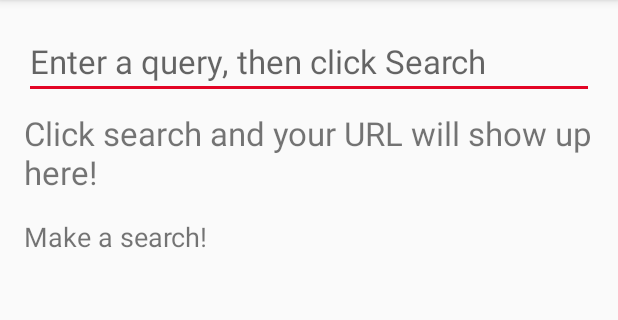
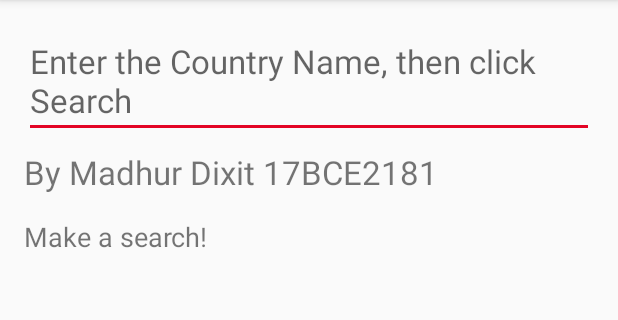
Before and after one commit to Chester-King/News-App, an Android app: the screen it shows after launch (MainActivity), on a phone screen of 412 x 824 dp, the part 84-404 px from its top. Run offline under Robolectric (Android 15) with nearby library versions, the phone set to English and light mode, and no system bars.

Commit message:
Source Added

```diff
--- a/app/src/main/res/layout/activity_main.xml
+++ b/app/src/main/res/layout/activity_main.xml
@@ -14,7 +14,7 @@
         android:id="@+id/et_search_box"
         android:layout_width="match_parent"
         android:layout_height="wrap_content"
-        android:hint="Enter a query, then click Search"
+        android:hint="Enter the Country Name, then click Search"
         android:textSize="22sp" />
 
     <TextView
@@ -22,7 +22,7 @@
         android:layout_width="wrap_content"
         android:layout_height="wrap_content"
         android:layout_marginTop="8dp"
-        android:text="Click search and your URL will show up here!"
+        android:text="By Madhur Dixit 17BCE2181"
         android:textSize="22sp" />
 
     <FrameLayout
```
